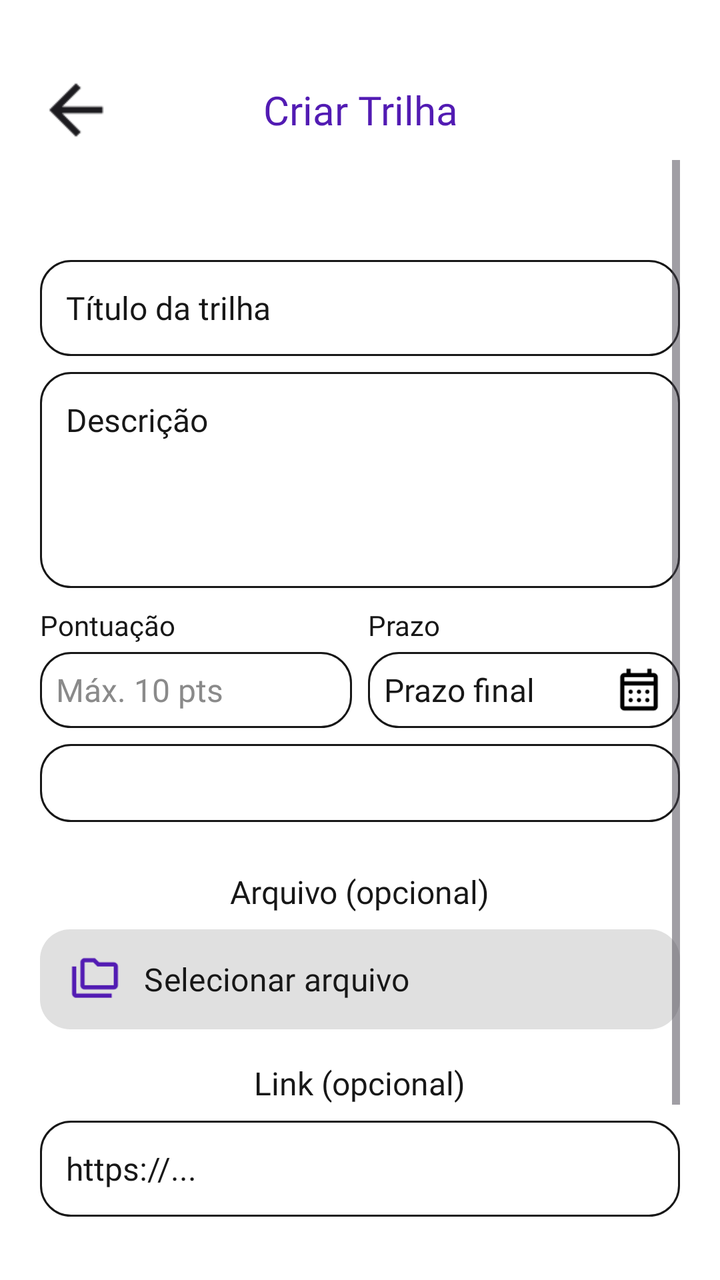
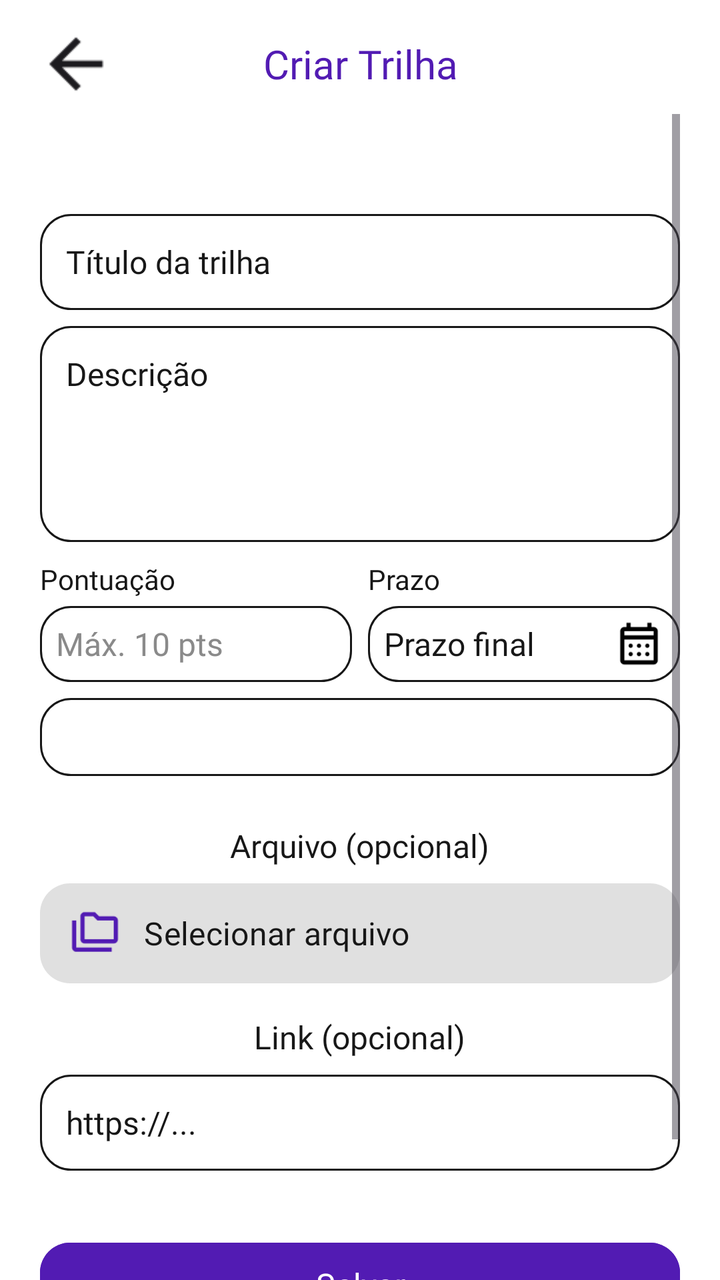

Compare the two renders of this Android layout. The source of the first and the diff that turns it into the second are given below.
<!-- AndroidManifest.xml: application theme Theme.MeuFuturoAgora -->
<!-- res/layout/activity_criar_atividade.xml -->
<?xml version="1.0" encoding="utf-8"?>
<androidx.constraintlayout.widget.ConstraintLayout
    xmlns:android="http://schemas.android.com/apk/res/android"
    xmlns:app="http://schemas.android.com/apk/res-auto"
    android:id="@+id/main"
    android:layout_width="match_parent"
    android:layout_height="match_parent"
    android:background="@android:color/white">

    

    <ImageView
        android:id="@+id/btnVoltar"
        android:layout_width="40dp"
        android:layout_height="40dp"
        android:layout_marginStart="18dp"
        android:layout_marginTop="35dp"
        android:src="@drawable/seta_voltar"
        android:scaleType="centerInside"
        android:contentDescription="Voltar"
        app:layout_constraintStart_toStartOf="parent"
        app:layout_constraintTop_toTopOf="parent" />

    

    <TextView
        android:id="@+id/tvTitulo"
        android:layout_width="0dp"
        android:layout_height="50dp"
        android:gravity="center"
        android:text="Criar Trilha"
        android:textColor="@color/roxo_primario"
        android:textSize="20sp"
        android:fontFamily="@font/poppins_bold"
        app:layout_constraintStart_toStartOf="parent"
        app:layout_constraintEnd_toEndOf="parent"
        app:layout_constraintTop_toTopOf="@id/btnVoltar"
        app:layout_constraintBottom_toBottomOf="@id/btnVoltar" />

    

    <ScrollView
        android:id="@+id/scrollFormulario"
        android:layout_width="match_parent"
        android:layout_height="0dp"
        android:fillViewport="true"
        android:clipToPadding="false"
        android:paddingStart="20dp"
        android:paddingEnd="20dp"
        android:paddingBottom="20dp"
        app:layout_constraintTop_toBottomOf="@id/tvTitulo"
        app:layout_constraintBottom_toBottomOf="parent"
        app:layout_constraintStart_toStartOf="parent"
        app:layout_constraintEnd_toEndOf="parent">

        <LinearLayout
            android:layout_width="match_parent"
            android:layout_height="wrap_content"
            android:orientation="vertical"
            android:gravity="center_horizontal"
            android:paddingTop="50dp"
            android:paddingBottom="30dp">

            

            <EditText
                android:id="@+id/edtNomeAtividade"
                android:layout_width="match_parent"
                android:layout_height="48dp"
                android:hint="Título da trilha"
                android:paddingStart="13dp"
                android:paddingEnd="13dp"
                android:textSize="16sp"
                android:textColor="#171717"
                android:textColorHint="#171717"
                android:fontFamily="@font/poppins_regular"
                android:background="@drawable/bg_campo_criar_atividade"
                android:singleLine="true" />

            

            <EditText
                android:id="@+id/edtDescricao"
                android:layout_width="match_parent"
                android:layout_height="108dp"
                android:layout_marginTop="8dp"
                android:hint="Descrição"
                android:gravity="top|start"
                android:padding="13dp"
                android:textSize="16sp"
                android:textColor="#171717"
                android:textColorHint="#171717"
                android:fontFamily="@font/poppins_regular"
                android:background="@drawable/bg_campo_criar_atividade"
                android:inputType="textMultiLine" />

            

            <LinearLayout
                android:layout_width="match_parent"
                android:layout_height="wrap_content"
                android:layout_marginTop="9dp"
                android:orientation="horizontal">

                

                <LinearLayout
                    android:layout_width="0dp"
                    android:layout_height="wrap_content"
                    android:layout_weight="1"
                    android:layout_marginEnd="8dp"
                    android:orientation="vertical">

                    <TextView
                        android:layout_width="wrap_content"
                        android:layout_height="wrap_content"
                        android:layout_marginBottom="4dp"
                        android:text="Pontuação"
                        android:textColor="#171717"
                        android:textSize="14sp"
                        android:fontFamily="@font/poppins_semibold" />

                    <EditText
                        android:id="@+id/edtPontos"
                        android:layout_width="match_parent"
                        android:layout_height="38dp"
                        android:hint="Máx. 10 pts"
                        android:paddingStart="8dp"
                        android:paddingEnd="8dp"
                        android:textSize="16sp"
                        android:textColor="#171717"
                        android:textColorHint="#8A8A8A"
                        android:fontFamily="@font/poppins_regular"
                        android:background="@drawable/bg_campo_criar_atividade"
                        android:inputType="number"
                        android:maxLength="2" />

                </LinearLayout>

                

                <LinearLayout
                    android:layout_width="0dp"
                    android:layout_height="wrap_content"
                    android:layout_weight="1"
                    android:orientation="vertical">

                    <TextView
                        android:layout_width="wrap_content"
                        android:layout_height="wrap_content"
                        android:layout_marginBottom="4dp"
                        android:text="Prazo"
                        android:textColor="#171717"
                        android:textSize="14sp"
                        android:fontFamily="@font/poppins_semibold" />

                <FrameLayout
                    android:layout_width="match_parent"
                    android:layout_height="38dp">

                    <EditText
                        android:id="@+id/edtPrazo"
                        android:layout_width="match_parent"
                        android:layout_height="match_parent"
                        android:hint="Prazo final"
                        android:paddingStart="8dp"
                        android:paddingEnd="35dp"
                        android:textSize="16sp"
                        android:textColor="#171717"
                        android:textColorHint="#171717"
                        android:fontFamily="@font/poppins_regular"
                        android:background="@drawable/bg_campo_criar_atividade"
                        android:focusable="false" />

                    

                    <ImageView
                        android:id="@+id/imgCalendario"
                        android:layout_width="25dp"
                        android:layout_height="25dp"
                        android:layout_gravity="center_vertical|end"
                        android:layout_marginEnd="8dp"
                        android:src="@drawable/ic_calendario"
                        android:contentDescription="Selecionar prazo" />

                </FrameLayout>

                </LinearLayout>

            </LinearLayout>

            

            <Spinner
                android:id="@+id/spinnerDisciplina"
                android:layout_width="match_parent"
                android:layout_height="39dp"
                android:layout_marginTop="8dp"
                android:paddingStart="8dp"
                android:background="@drawable/bg_campo_criar_atividade" />

            

            <TextView
                android:id="@+id/tvArquivo"
                android:layout_width="wrap_content"
                android:layout_height="wrap_content"
                android:layout_marginTop="24dp"
                android:text="Arquivo (opcional)"
                android:textColor="#171717"
                android:textSize="16sp"
                android:fontFamily="@font/poppins_regular" />

            <com.google.android.material.button.MaterialButton
                android:id="@+id/btnSelecionarArquivo"
                android:layout_width="match_parent"
                android:layout_height="50dp"
                android:layout_marginTop="8dp"

                android:text="Selecionar arquivo"
                android:textColor="#171717"
                android:textSize="16sp"
                android:fontFamily="@font/poppins_bold"
                android:textAllCaps="false"
                android:textAlignment="viewStart"

                android:paddingStart="15dp"
                android:paddingEnd="15dp"

                android:maxLines="1"
                android:ellipsize="end"

                android:background="@drawable/bg_botao_arquivo"

                app:backgroundTint="@null"
                app:icon="@drawable/ic_arquivo"
                app:iconTint="@null"
                app:iconGravity="textStart"
                app:iconSize="25dp"
                app:iconPadding="12dp"
                app:strokeWidth="0dp" />

            

            <TextView
                android:id="@+id/tvLink"
                android:layout_width="wrap_content"
                android:layout_height="wrap_content"
                android:layout_marginTop="16dp"
                android:text="Link (opcional)"
                android:textColor="#171717"
                android:textSize="16sp"
                android:fontFamily="@font/poppins_regular" />

            <EditText
                android:id="@+id/edtLink"
                android:layout_width="match_parent"
                android:layout_height="48dp"
                android:layout_marginTop="8dp"
                android:hint="https://..."
                android:paddingStart="13dp"
                android:paddingEnd="13dp"
                android:textSize="16sp"
                android:textColor="#171717"
                android:textColorHint="#171717"
                android:fontFamily="@font/poppins_regular"
                android:background="@drawable/bg_campo_criar_atividade"
                android:inputType="textUri"
                android:singleLine="true" />

            

            <com.google.android.material.button.MaterialButton
                android:id="@+id/btnSalvar"
                android:layout_width="match_parent"
                android:layout_height="50dp"
                android:layout_marginTop="32dp"
                android:text="Salvar"
                android:textColor="@android:color/white"
                android:textSize="16sp"
                android:fontFamily="@font/poppins_bold"
                android:textAllCaps="false"
                android:backgroundTint="@color/roxo_primario"
                app:cornerRadius="15dp" />

        </LinearLayout>

    </ScrollView>

</androidx.constraintlayout.widget.ConstraintLayout>
<!-- resources referenced by this layout -->
<resources>
  <color name="roxo_primario">#521BB3</color>
  <!-- drawable bg_botao_arquivo (drawable) -->
  <?xml version="1.0" encoding="utf-8"?>
  <shape xmlns:android="http://schemas.android.com/apk/res/android"
      android:shape="rectangle">
  
      <solid android:color="#E0E0E0" />
  
      <corners android:radius="15dp" />
  
  </shape>
  <!-- drawable bg_campo_criar_atividade (drawable) -->
  <?xml version="1.0" encoding="utf-8"?>
  <shape xmlns:android="http://schemas.android.com/apk/res/android"
      android:shape="rectangle">
  
      <solid android:color="@android:color/white" />
  
      <stroke
          android:width="1dp"
          android:color="#171717" />
  
      <corners android:radius="15dp" />
  
  </shape>
  <!-- drawable ic_arquivo: png bitmap (drawable, 496 bytes) -->
  <!-- drawable ic_calendario: png bitmap (drawable, 840 bytes) -->
  <!-- drawable seta_voltar: png bitmap (drawable, 265 bytes) -->
  <style name="Theme.MeuFuturoAgora" parent="Base.Theme.MeuFuturoAgora" />
  <style name="Base.Theme.MeuFuturoAgora" parent="Theme.Material3.DayNight.NoActionBar">
          <item name="android:navigationBarColor">@android:color/transparent</item>
      </style>
</resources>

<!-- the commit's change to res/layout/activity_criar_atividade.xml (unified diff, before → after) -->
@@ -14,7 +14,7 @@
         android:layout_width="40dp"
         android:layout_height="40dp"
         android:layout_marginStart="18dp"
-        android:layout_marginTop="35dp"
+        android:layout_marginTop="12dp"
         android:src="@drawable/seta_voltar"
         android:scaleType="centerInside"
         android:contentDescription="Voltar"
